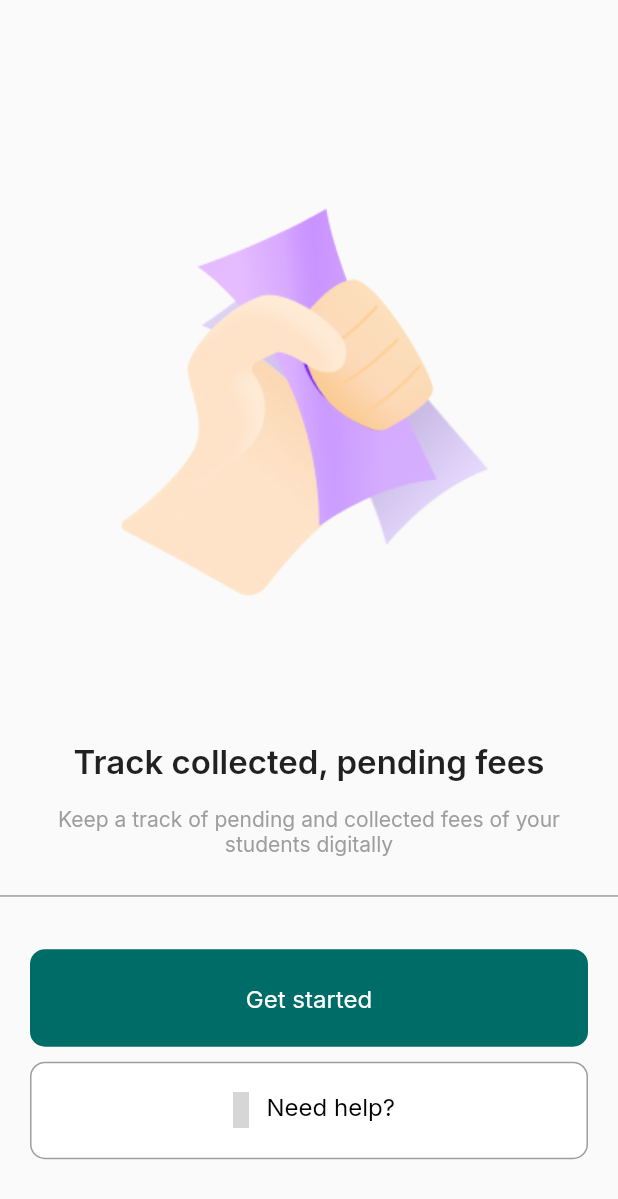
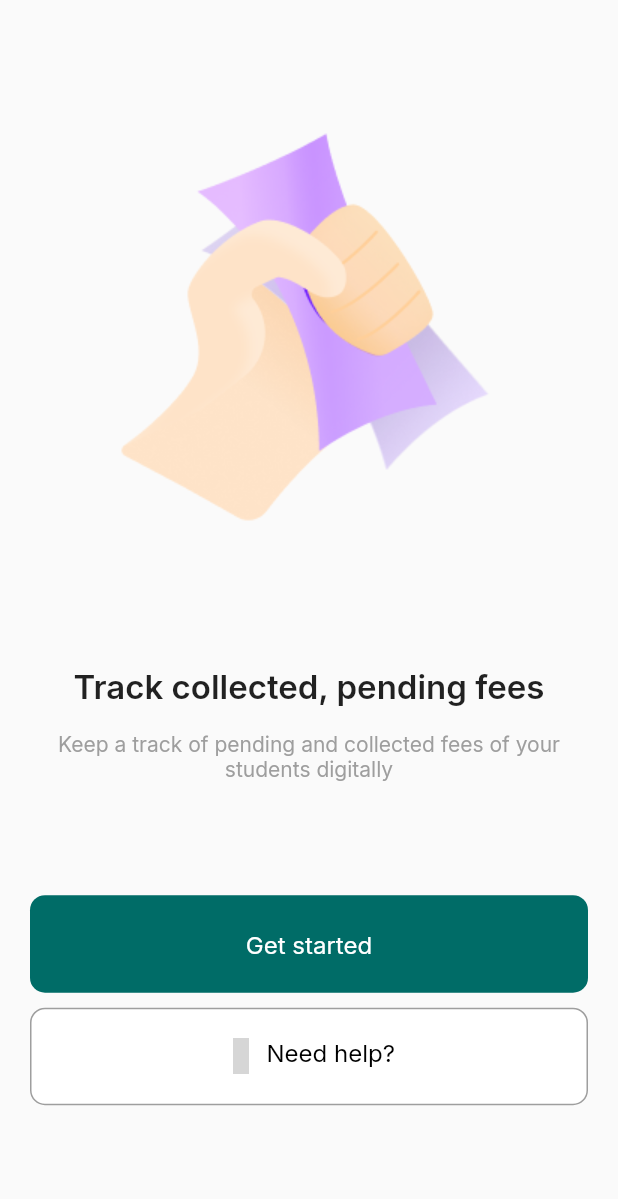
Before and after one commit to feesbookapp/feesbookapp, a Flutter app: the screen it shows after launch, swiped to page 2, on a phone screen of 412 x 824 dp. Shown: the top 1199 px of the screen. Run offline on Flutter 3.47's test engine with Material 2 defaults, Android fonts, the phone set to English and light mode, and no system bars; our stand-ins replace bottom_navy_bar, cloud_firestore, firebase_auth, firebase_core, flutter_spinkit, flutter_svg and 4 more; accounts and stored records are empty; statements that could not run were skipped; grey boxes are pictures that could not be loaded.

Commit message:
feedback number 2

```diff
--- a/lib/home.dart/otp_screen.dart
+++ b/lib/home.dart/otp_screen.dart
@@ -80,7 +80,7 @@ class _OTPScreenState extends State<OTPScreen> {
                   text:
                       'A 6 digit one time password has been sent to your phone number ',
                   style: TextStyle(
-                      color: Colors.grey, fontSize: 18, wordSpacing: 1),
+                      color: Colors.grey, fontSize: 16, wordSpacing: 1),
                   children: <TextSpan>[
                     TextSpan(
                         text: widget.phone,
--- a/lib/home.dart/sign_in.dart
+++ b/lib/home.dart/sign_in.dart
@@ -43,11 +43,6 @@ class _SigninState extends State<Signin> {
               child: Column(
             children: [
               //GetStarted
-              Container(
-                height: 1,
-                margin: EdgeInsets.only(bottom: 35),
-                color: Colors.grey,
-              ),
               GestureDetector(
                 child: Container(
                   height: 65,
@@ -142,10 +137,6 @@ class Swipe1 extends StatelessWidget {
     return Center(
         child: Column(
       children: [
-        SizedBox(
-          height: 50,
-        ),
-
         //Illustration
         Container(
           height: 400,
@@ -194,10 +185,6 @@ class Swipe2 extends StatelessWidget {
     return Center(
         child: Column(
       children: [
-        SizedBox(
-          height: 50,
-        ),
-
         //Illustration
         Container(
           height: 400,
@@ -246,10 +233,6 @@ class Swipe3 extends StatelessWidget {
     return Center(
         child: Column(
       children: [
-        SizedBox(
-          height: 50,
-        ),
-
         //Illustration
         Container(
           height: 400,
```
Also changed, not shown: lib/bottomsheet/homepage.dart (+2 -5 lines).
